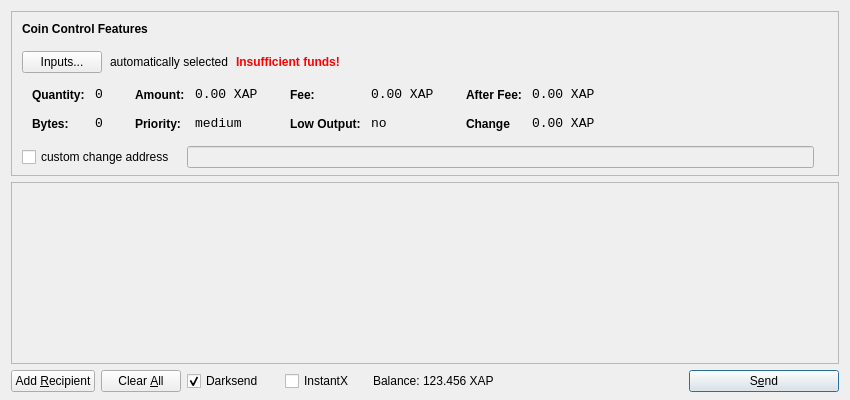
Old version of the form src/qt/forms/sendcoinsdialog.ui in the repository Qwoyn/Qwoyn_MN.
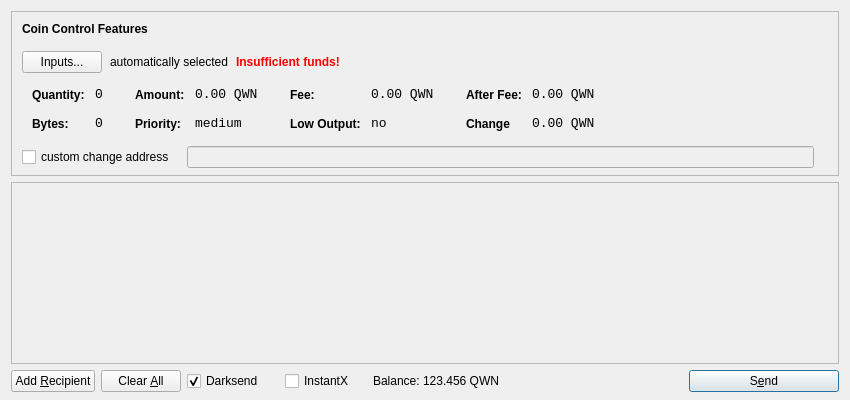
New version of the form. Icons and pictures are not drawn.

The edit to the form file:
```diff
--- a/src/qt/forms/sendcoinsdialog.ui
+++ b/src/qt/forms/sendcoinsdialog.ui
@@ -321,7 +321,7 @@
                   <enum>Qt::ActionsContextMenu</enum>
                  </property>
                  <property name="text">
-                  <string>0.00 XAP</string>
+                  <string>0.00 QWN</string>
                  </property>
                  <property name="textInteractionFlags">
                   <set>Qt::LinksAccessibleByMouse|Qt::TextSelectableByKeyboard|Qt::TextSelectableByMouse</set>
@@ -407,7 +407,7 @@
                   <enum>Qt::ActionsContextMenu</enum>
                  </property>
                  <property name="text">
-                  <string>0.00 XAP</string>
+                  <string>0.00 QWN</string>
                  </property>
                  <property name="textInteractionFlags">
                   <set>Qt::LinksAccessibleByMouse|Qt::TextSelectableByKeyboard|Qt::TextSelectableByMouse</set>
@@ -493,7 +493,7 @@
                   <enum>Qt::ActionsContextMenu</enum>
                  </property>
                  <property name="text">
-                  <string>0.00 XAP</string>
+                  <string>0.00 QWN</string>
                  </property>
                  <property name="textInteractionFlags">
                   <set>Qt::LinksAccessibleByMouse|Qt::TextSelectableByKeyboard|Qt::TextSelectableByMouse</set>
@@ -525,7 +525,7 @@
                   <enum>Qt::ActionsContextMenu</enum>
                  </property>
                  <property name="text">
-                  <string>0.00 XAP</string>
+                  <string>0.00 QWN</string>
                  </property>
                  <property name="textInteractionFlags">
                   <set>Qt::LinksAccessibleByMouse|Qt::TextSelectableByKeyboard|Qt::TextSelectableByMouse</set>
@@ -756,7 +756,7 @@
           <cursorShape>IBeamCursor</cursorShape>
          </property>
          <property name="text">
-          <string>123.456 XAP</string>
+          <string>123.456 QWN</string>
          </property>
          <property name="textInteractionFlags">
           <set>Qt::LinksAccessibleByMouse|Qt::TextSelectableByKeyboard|Qt::TextSelectableByMouse</set>
```
